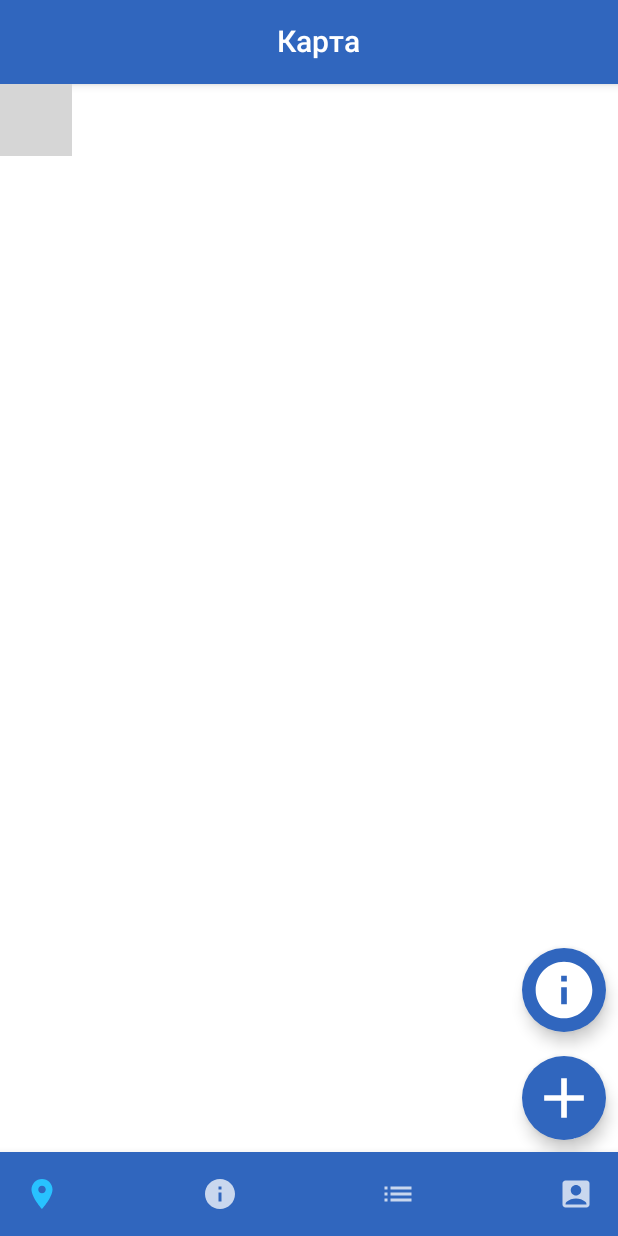
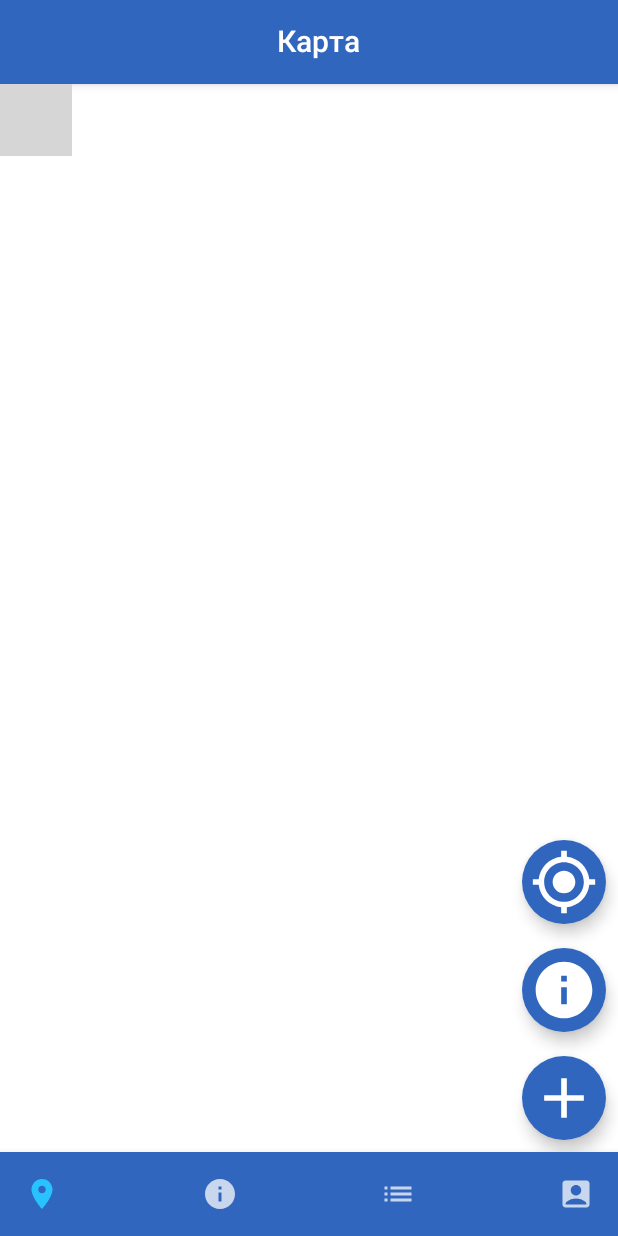
Before and after one commit to k-andrey01/DiplomaApp, an Android app built with Jetpack Compose: the MainActivity screen opened directly, with no data from a screen before it, on a phone screen of 412 x 824 dp. Run offline under Robolectric (Android 15) with nearby library versions, the phone set to English and light mode, and no system bars; libraries missing offline, so code that uses them is left out: com.yandex.mapkit, com.yandex.runtime; 3 statements that could not run were skipped; grey boxes are pictures that could not be loaded.

Commit message:
Метки и отслеживание местоположения

```diff
--- a/app/src/main/java/com/bignerdranch/android/safecity/MainActivity.kt
+++ b/app/src/main/java/com/bignerdranch/android/safecity/MainActivity.kt
@@ -1,9 +1,12 @@
 package com.bignerdranch.android.safecity
 
 import android.Manifest
+import android.annotation.SuppressLint
 import android.content.Context
 import android.content.Intent
 import android.content.pm.PackageManager
+import android.graphics.Bitmap
+import android.graphics.BitmapFactory
 import android.graphics.PointF
 import android.location.Location
 import android.location.LocationListener
@@ -35,12 +38,15 @@ import com.bignerdranch.android.safecity.ui.theme.Blue
 import com.bignerdranch.android.safecity.ui.theme.SafeCityTheme
 import com.bignerdranch.android.safecity.ui.theme.SkyBlue
 import com.bignerdranch.android.safecity.ui.theme.White
+import com.yandex.mapkit.Animation
 import com.yandex.mapkit.MapKitFactory
 import com.yandex.mapkit.geometry.Point
 import com.yandex.mapkit.map.*
 import com.yandex.mapkit.mapview.MapView
+import com.yandex.mapkit.user_location.UserLocationLayer
 import com.yandex.runtime.image.ImageProvider
 import kotlinx.coroutines.launch
+import kotlinx.coroutines.withTimeout
 import java.time.Duration
 import java.time.LocalDate
 
@@ -218,56 +224,21 @@ fun MyMapView(context: Context) {
     var showDialog by remember { mutableStateOf(false) }
     var showHelpDialog by remember { mutableStateOf(false) }
     val coroutineScope = rememberCoroutineScope()
+    val mapInitialized = remember { mutableStateOf(false) }
+    val imageCache = mutableMapOf<Int, Bitmap>()
+    var coordX by remember { mutableStateOf(55.776998) }
+    var coordY by remember { mutableStateOf(49.142134) }
 
     suspend fun fetchCrimeList() {
         try {
             val crimes = GsonApiManager.crimeApiService.getAllCrimesForMap()
             crimesList = crimes
 
-            mapView.map.mapObjects.clear()
-
-            crimes.forEach { crime ->
-                val point = Point(crime.coordX, crime.coordY)
-                var img = ImageProvider.fromResource(context, R.drawable.another)
-                when (crime.kind) {
-                    "Физические" -> img = ImageProvider.fromResource(context, R.drawable.phisical)
-                    "Имущественные" -> img = ImageProvider.fromResource(context, R.drawable.rob)
-                    "Нарушение общественной безопасности" -> img =
-                        ImageProvider.fromResource(context, R.drawable.publics)
-                    "Психологические и обман" -> img =
-                        ImageProvider.fromResource(context, R.drawable.money)
-                    "Природные и техногенные" -> img =
-                        ImageProvider.fromResource(context, R.drawable.enviroment)
-                    "ДТП" -> img = ImageProvider.fromResource(context, R.drawable.cars)
-                }
-                val marker = mapView.map.mapObjects.addPlacemark(
-                    point,
-                    img,
-                    IconStyle().apply {
-                        anchor = PointF(0.5f, 0.5f)
-                        scale = 0.15f / mapView.map.cameraPosition.zoom
-                    }
-                )
-
-                marker.addTapListener { mapObject, point ->
-                    Log.d(";fgn", ":jdhguппиапип")
-                    selectedCrime = crime
-                    showDialog = true
-                    true
-                }
-
-                val markerDate = crime.timeCrime.substringBefore('T')
-                if (Duration.between(LocalDate.parse(markerDate).atStartOfDay(), LocalDate.now().atStartOfDay()).toDays() > 365){
-                    marker.setVisible(false)
-                }else if (Duration.between(LocalDate.parse(markerDate).atStartOfDay(), LocalDate.now().atStartOfDay()).toDays() > 182){
-                    marker.opacity = 0.4f
-                }
-            }
-
             mapView.onStart()
 
-            var coordX: Double
-            var coordY: Double
+            var locationMapKit = MapKitFactory.getInstance().createUserLocationLayer(mapView.mapWindow)
+            locationMapKit.isVisible = true
+
             val locationManager =
                 context.getSystemService(Context.LOCATION_SERVICE) as LocationManager
 
@@ -275,25 +246,6 @@ fun MyMapView(context: Context) {
                 override fun onLocationChanged(location: Location) {
                     coordX = location.latitude
                     coordY = location.longitude
-
-
-                    val placemark = mapView.map.mapObjects.addPlacemark(
-                        Point(coordX, coordY),
-                        ImageProvider.fromResource(context, R.drawable.location),
-                        IconStyle().apply {
-                            anchor = PointF(0.5f, 0.5f)
-                            scale = 0.1f / mapView.map.cameraPosition.zoom
-                        }
-                    )
-
-                    val cameraPosition = CameraPosition(
-                        Point(coordX, coordY),
-                        12.0f,
-                        0.0f,
-                        0.0f
-                    )
-
-                    mapView.map.move(cameraPosition)
                 }
             }
             try {
@@ -310,6 +262,14 @@ fun MyMapView(context: Context) {
                     Toast.LENGTH_SHORT
                 ).show()
             }
+
+            val cameraPosition = CameraPosition(
+                Point(coordX, coordY),
+                13.0f,
+                0.0f,
+                0.0f
+            )
+            mapView.map.move(cameraPosition)
         } catch (e: Exception) {
             Toast.makeText(
                 context,
@@ -328,9 +288,54 @@ fun MyMapView(context: Context) {
     AndroidView(
         factory = { mapView },
         update = { view ->
+            if (!mapInitialized.value) {
                 MapKitFactory.getInstance().onStart()
                 if (!MapKitFactory.getInstance().isValid) {
                     MapKitFactory.getInstance().setApiKey(MyApp.apiKey)
+                }
+                mapInitialized.value = true
+            }
+
+            view.map.mapObjects.clear()
+
+            for (crime in crimesList) {
+                var imgRes = when (crime.kind) {
+                    "Физические" -> R.drawable.phisical
+                    "Имущественные" -> R.drawable.rob
+                    "Нарушение общественной безопасности" -> R.drawable.publics
+                    "Психологические и обман" -> R.drawable.money
+                    "Природные и техногенные" -> R.drawable.enviroment
+                    "ДТП" -> R.drawable.cars
+                    else -> R.drawable.another
+                }
+
+                val bitmap =
+                    imageCache[imgRes] ?: BitmapFactory.decodeResource(context.resources, imgRes)
+                imageCache[imgRes] = bitmap
+
+                val marker = view.map.mapObjects.addPlacemark(
+                    Point(crime.coordX, crime.coordY),
+                    ImageProvider.fromBitmap(bitmap),
+                    IconStyle().apply {
+                        anchor = PointF(0.5f, 0.5f)
+                        scale = 0.075f
+                    }
+                )
+
+                marker.userData = crime
+
+                marker.addTapListener { _, _ ->
+                    selectedCrime = marker.userData as? Crime
+                    showDialog = true
+                    true
+                }
+
+                val markerDate = crime.timeCrime.substringBefore('T')
+                if (Duration.between(LocalDate.parse(markerDate).atStartOfDay(), LocalDate.now().atStartOfDay()).toDays() > 365){
+                    marker.setVisible(false)
+                }else if (Duration.between(LocalDate.parse(markerDate).atStartOfDay(), LocalDate.now().atStartOfDay()).toDays() > 182){
+                    marker.opacity = 0.4f
+                }
             }
         }
     )
@@ -348,6 +353,28 @@ fun MyMapView(context: Context) {
         Column(modifier = Modifier.align(Alignment.BottomEnd)) {
             FloatingActionButton(
                 onClick = {
+                    val cameraPosition = CameraPosition(
+                        Point(coordX, coordY),
+                        13.0f,
+                        0.0f,
+                        0.0f
+                    )
+                    mapView.map.move(cameraPosition)
+                },
+                backgroundColor = Blue,
+                modifier = Modifier
+                    .padding(8.dp)
+            ) {
+                Icon(
+                    Icons.Default.MyLocation,
+                    contentDescription = "Геолокация",
+                    tint = White,
+                    modifier = Modifier
+                        .size(45.dp)
+                )
+            }
+            FloatingActionButton(
+                onClick = {
                     showHelpDialog = true
                 },
                 backgroundColor = Blue,
@@ -362,7 +389,7 @@ fun MyMapView(context: Context) {
                         .size(45.dp)
                 )
             }
-            // Add a button on top of the map
+
             FloatingActionButton(
                 onClick = {
                     val intent = Intent(context, AddingCrimeActivity::class.java)
@@ -385,7 +412,8 @@ fun MyMapView(context: Context) {
         if (showDialog && selectedCrime != null) {
             CrimeDetailsBalloon(
                 selectedCrime = selectedCrime!!,
-                onCloseClicked = { showDialog = false })
+                onCloseClicked = { showDialog = false }
+            )
         }
 
         if (showHelpDialog) {
@@ -457,14 +485,6 @@ fun HelpDialog(onCloseClicked: () -> Unit) {
                     }
                     Row() {
                         Image(
-                            painter = painterResource(R.drawable.cars),
-                            contentDescription = "cars",
-                            modifier = Modifier.size(30.dp)
-                        )
-                        Text(" - ДТП и иные опасности с транспортом")
-                    }
-                    Row() {
-                        Image(
                             painter = painterResource(R.drawable.another),
                             contentDescription = "another",
                             modifier = Modifier.size(30.dp)
@@ -499,7 +519,7 @@ fun CrimeDetailsBalloon(selectedCrime: Crime?, onCloseClicked: () -> Unit) {
         },
         text = {
             Column {
-                Text("Время обнаружения: ${selectedCrime?.timeCrime?.replace('T', ' ')}")
+                Text("Время преступления: ${selectedCrime?.timeCrime?.replace('T', ' ')}")
                 Text("Комментарий: ${selectedCrime?.comment}")
                 Text("Город: ${selectedCrime?.city}")
                 Text("Улица: ${selectedCrime?.street}")
```
Lines whose indentation alone changed are shown as unchanged.
